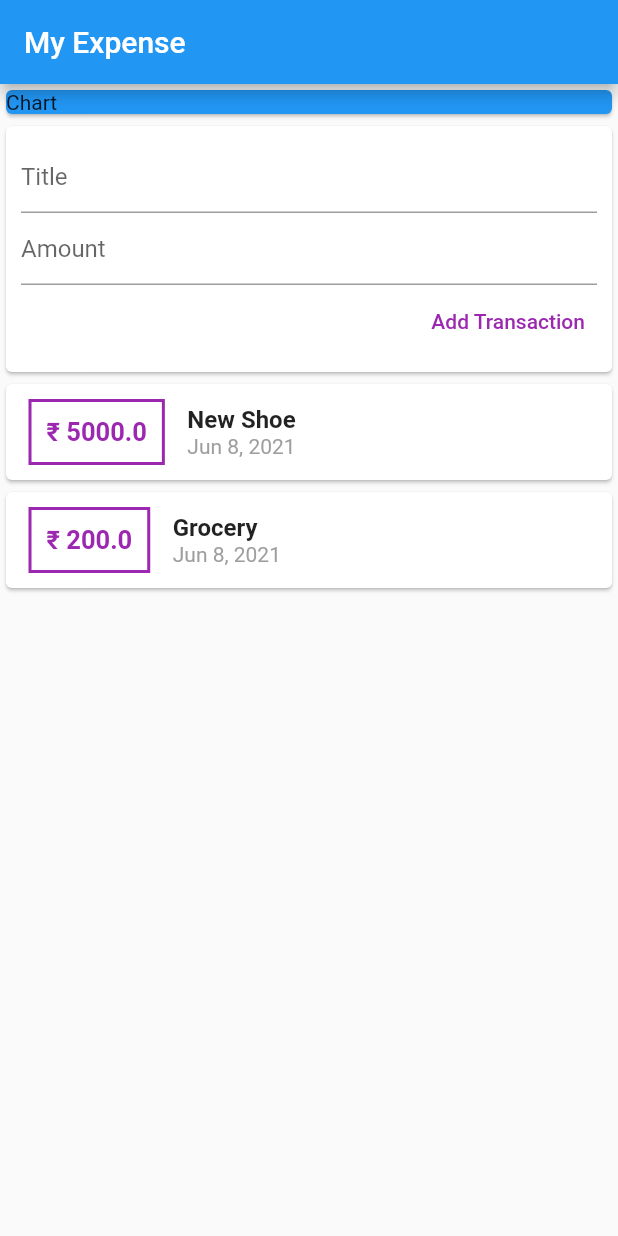
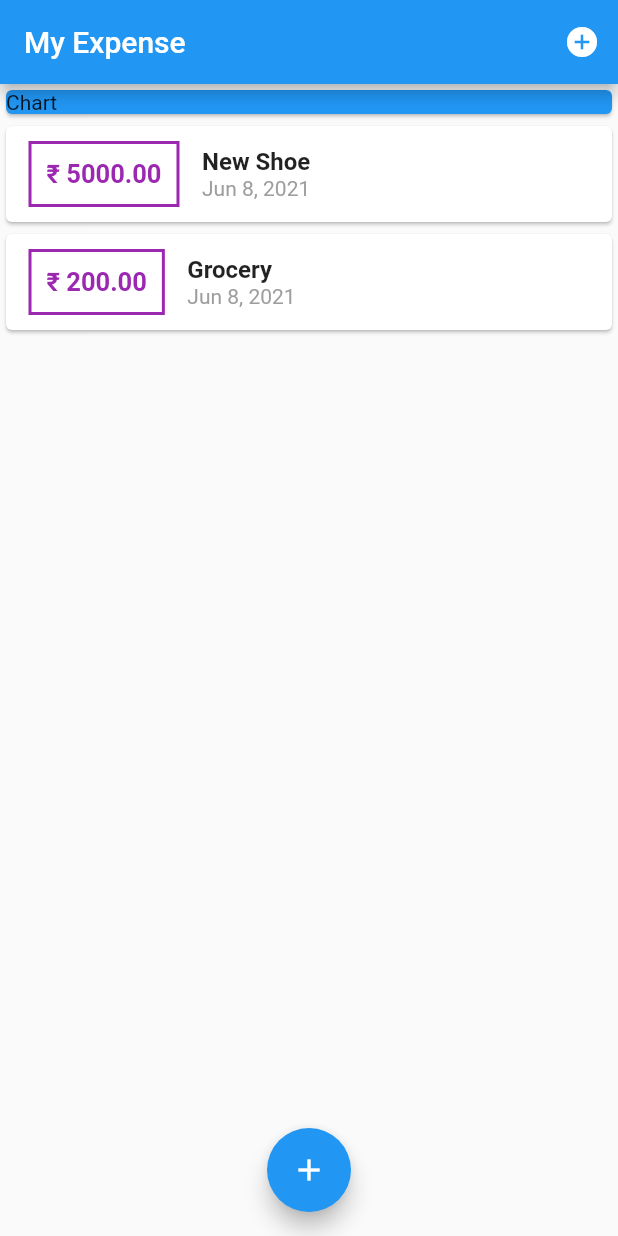
Before and after one commit to parimal5/My-Expense, a Flutter app: the screen it shows after launch, on a phone screen of 412 x 824 dp. Run offline on Flutter 3.47's test engine with Material 2 defaults, Android fonts, the phone set to English and light mode, and no system bars.

Commit message:
Added Model Sheet. To Add Transaction

```diff
--- a/lib/main.dart
+++ b/lib/main.dart
@@ -1,6 +1,8 @@
 import 'package:flutter/material.dart';
 
-import './widget/user_transaction.dart';
+import 'widget/transaction_list.dart';
+import 'models/transaction.dart';
+import 'widget/new_transaction.dart';
 
 void main() => runApp(MyApp());
 
@@ -14,18 +16,62 @@ class MyApp extends StatelessWidget {
   }
 }
 
-class MyHomePage extends StatelessWidget {
-  final titleController = TextEditingController();
-  final amountController = TextEditingController();
+class MyHomePage extends StatefulWidget {
+  @override
+  _MyHomePageState createState() => _MyHomePageState();
+}
+
+class _MyHomePageState extends State<MyHomePage> {
+  final List<Transcation> _usertransaction = [
+    Transcation(
+      id: '1',
+      title: 'New Shoe',
+      amount: 5000,
+      date: DateTime.now(),
+    ),
+    Transcation(
+      id: '2',
+      title: 'Grocery',
+      amount: 200,
+      date: DateTime.now(),
+    ),
+  ];
+  void _startAddNewTransaction(BuildContext ctx) {
+    showModalBottomSheet(
+      context: context,
+      builder: (_) {
+        return NewTransaction(_addTransaction);
+      },
+    );
+  }
+
+  void _addTransaction(String title, double amount) {
+    final newTx = Transcation(
+      id: DateTime.now().toString(),
+      title: title,
+      amount: amount,
+      date: DateTime.now(),
+    );
+    setState(() {
+      _usertransaction.add(newTx);
+    });
+  }
 
   @override
   Widget build(BuildContext context) {
     return Scaffold(
       appBar: AppBar(
         title: Text('My Expense'),
+        actions: [
+          IconButton(
+            onPressed: () => _startAddNewTransaction(context),
+            icon: Icon(
+              Icons.add_circle,
             ),
-      body: SingleChildScrollView(
-        child: Column(
+          )
+        ],
+      ),
+      body: Column(
         // mainAxisAlignment: MainAxisAlignment.spaceAround,
         crossAxisAlignment: CrossAxisAlignment.start,
         children: [
@@ -36,9 +82,13 @@ class MyHomePage extends StatelessWidget {
               child: Text('Chart'),
             ),
           ),
-            UserTransaction(),
+          TranscationList(_usertransaction),
         ],
       ),
+      floatingActionButtonLocation: FloatingActionButtonLocation.centerFloat,
+      floatingActionButton: FloatingActionButton(
+        child: Icon(Icons.add),
+        onPressed: () => _startAddNewTransaction(context),
       ),
     );
   }
--- a/lib/widget/transaction_list.dart
+++ b/lib/widget/transaction_list.dart
@@ -10,8 +10,10 @@ class TranscationList extends StatelessWidget {
 
   @override
   Widget build(BuildContext context) {
-    return Column(
-      children: transaction.map((tx) {
+    return Container(
+      height: 450,
+      child: ListView.builder(
+        itemBuilder: (ctx, index) {
           return Card(
             child: Row(
               children: [
@@ -27,7 +29,7 @@ class TranscationList extends StatelessWidget {
                   )),
                   padding: EdgeInsets.all(10),
                   child: Text(
-                  '₹ ${tx.amount}',
+                    '₹ ${transaction[index].amount.toStringAsFixed(2)}',
                     style: TextStyle(
                       color: Colors.purple,
                       fontWeight: FontWeight.bold,
@@ -39,14 +41,14 @@ class TranscationList extends StatelessWidget {
                   crossAxisAlignment: CrossAxisAlignment.start,
                   children: [
                     Text(
-                    tx.title,
+                      transaction[index].title,
                       style: TextStyle(
                         fontSize: 16,
                         fontWeight: FontWeight.bold,
                       ),
                     ),
                     Text(
-                    DateFormat.yMMMd().format(tx.date),
+                      DateFormat.yMMMd().format(transaction[index].date),
                       style: TextStyle(color: Colors.grey),
                     ),
                   ],
@@ -54,7 +56,9 @@ class TranscationList extends StatelessWidget {
               ],
             ),
           );
-      }).toList(),
+        },
+        itemCount: transaction.length,
+      ),
     );
   }
 }
--- a/lib/widget/user_transaction.dart
+++ /dev/null
@@ -1,49 +0,0 @@
-import 'package:flutter/material.dart';
-
-import './new_transaction.dart';
-import './transaction_list.dart';
-import '../models/transaction.dart';
-
-class UserTransaction extends StatefulWidget {
-  @override
-  _UserTransactionState createState() => _UserTransactionState();
-}
-
-class _UserTransactionState extends State<UserTransaction> {
-  final List<Transcation> _usertransaction = [
-    Transcation(
-      id: '1',
-      title: 'New Shoe',
-      amount: 5000,
-      date: DateTime.now(),
-    ),
-    Transcation(
-      id: '2',
-      title: 'Grocery',
-      amount: 200,
-      date: DateTime.now(),
-    ),
-  ];
-
-  void addTransaction(String title, double amount) {
-    final newTx = Transcation(
-      id: DateTime.now().toString(),
-      title: title,
-      amount: amount,
-      date: DateTime.now(),
-    );
-    setState(() {
-      _usertransaction.add(newTx);
-    });
-  }
-
-  @override
-  Widget build(BuildContext context) {
-    return Column(
-      children: [
-        NewTransaction(addTransaction),
-        TranscationList(_usertransaction),
-      ],
-    );
-  }
-}
```
Also changed, not shown: lib/widget/new_transaction.dart (+27 -6 lines). Lines whose indentation alone changed are shown as unchanged.
